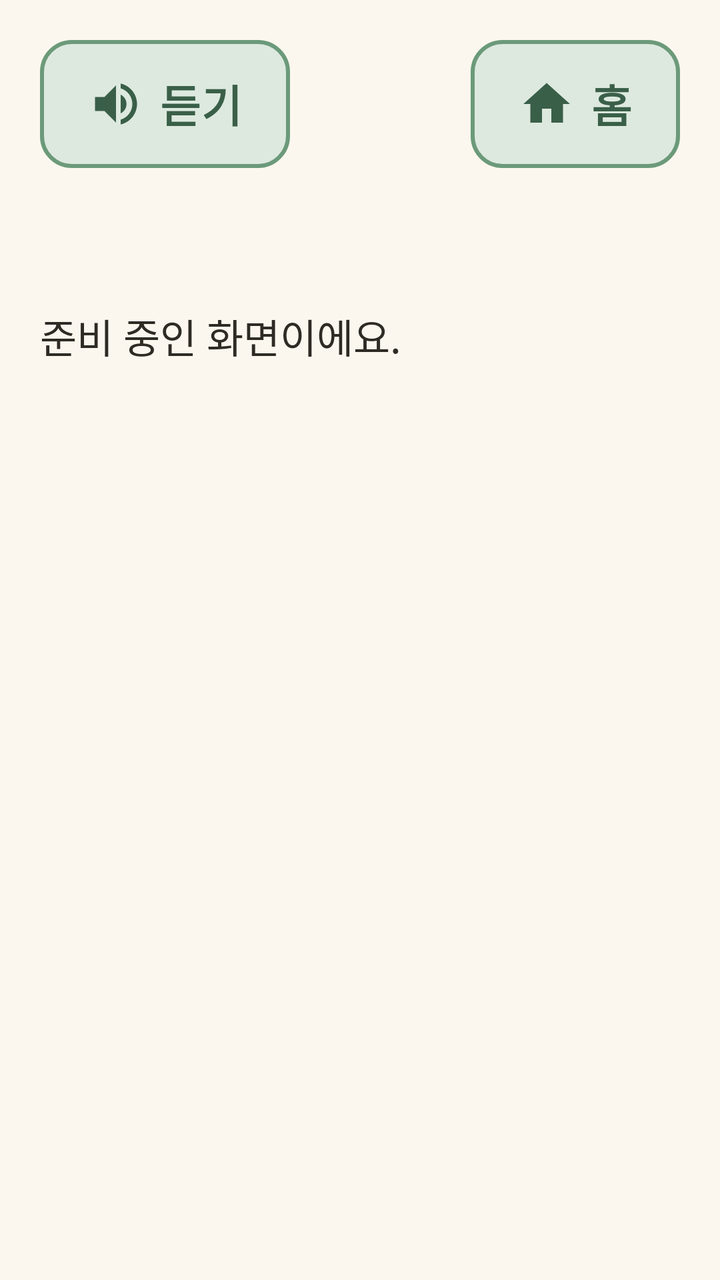
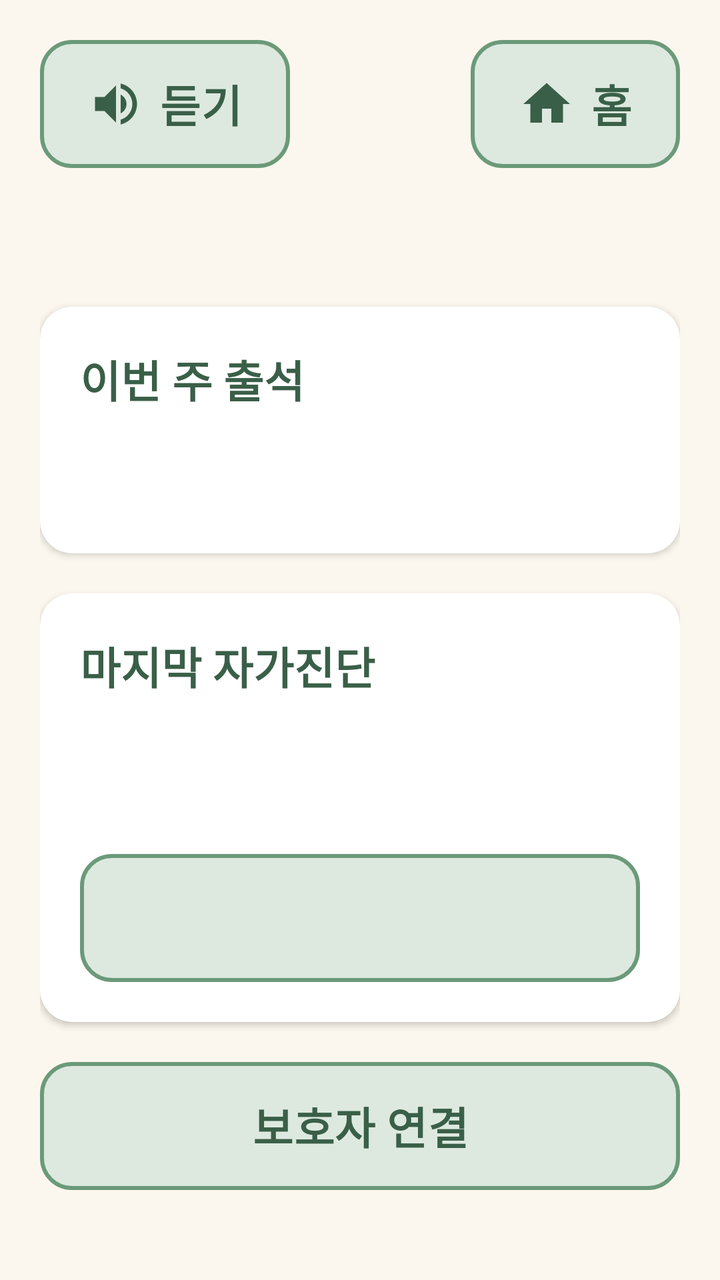

The first picture is an Android layout as it rendered before a commit; the second is the same layout after the commit. The layout source and the unified diff follow.
<!-- AndroidManifest.xml: application theme Theme.Dorawing -->
<!-- res/layout/activity_record.xml -->
<?xml version="1.0" encoding="utf-8"?>
<LinearLayout xmlns:android="http://schemas.android.com/apk/res/android"
    android:layout_width="match_parent"
    android:layout_height="match_parent"
    android:orientation="vertical"
    android:padding="@dimen/screen_padding">

    <include
        android:id="@+id/topBar"
        layout="@layout/view_top_bar" />

    <TextView
        android:layout_width="match_parent"
        android:layout_height="wrap_content"
        android:layout_marginTop="@dimen/screen_padding"
        android:text="@string/screen_preparing" />
</LinearLayout>
<!-- res/layout/view_top_bar.xml (included above) -->
<?xml version="1.0" encoding="utf-8"?>
<LinearLayout xmlns:android="http://schemas.android.com/apk/res/android"
    xmlns:app="http://schemas.android.com/apk/res-auto"
    android:layout_width="match_parent"
    android:layout_height="wrap_content"
    android:orientation="vertical">

    <LinearLayout
        android:layout_width="match_parent"
        android:layout_height="wrap_content"
        android:gravity="center_vertical"
        android:orientation="horizontal">

        <com.google.android.material.button.MaterialButton
            android:id="@+id/btnSpeak"
            style="@style/Button.Secondary"
            android:layout_width="wrap_content"
            android:layout_height="wrap_content"
            android:text="@string/top_speak"
            app:icon="@drawable/ic_speaker" />

        <Space
            android:layout_width="0dp"
            android:layout_height="0dp"
            android:layout_weight="1" />

        <com.google.android.material.button.MaterialButton
            android:id="@+id/btnHome"
            style="@style/Button.Secondary"
            android:layout_width="wrap_content"
            android:layout_height="wrap_content"
            android:text="@string/top_home"
            app:icon="@drawable/ic_home" />
    </LinearLayout>

    <TextView
        android:id="@+id/tvTitle"
        style="@style/Text.Title"
        android:layout_width="match_parent"
        android:layout_height="wrap_content"
        android:layout_marginTop="@dimen/gap" />
</LinearLayout>
<!-- resources referenced by this layout -->
<resources>
  <dimen name="gap">12dp</dimen>
  <string name="screen_preparing">준비 중인 화면이에요.</string>
  <string name="top_home">홈</string>
  <string name="top_speak">듣기</string>
  <style name="Theme.Dorawing" parent="Theme.Material3.Light.NoActionBar">
          <item name="colorPrimary">@color/green_dark</item>
          <item name="colorOnPrimary">@color/white</item>
          <item name="colorSecondary">@color/coral_dark</item>
          <item name="colorOnSecondary">@color/white</item>
          <item name="android:colorBackground">@color/cream</item>
          <item name="colorSurface">@color/cream</item>
          <item name="colorOnSurface">@color/text_main</item>
          <item name="android:windowBackground">@color/cream</item>
          <item name="android:windowLightStatusBar">true</item>
          <item name="android:windowLightNavigationBar" tools:targetApi="27">true</item>
          
          <item name="android:textViewStyle">@style/Text.Body</item>
          <item name="materialButtonStyle">@style/Button.Primary</item>
      </style>
  <dimen name="button_stroke">2dp</dimen>
  <dimen name="text_title">28sp</dimen>
  <color name="white">#FFFFFFFF</color>
  <color name="cream">#FBF7EE</color>
  <color name="text_main">#2E2A24</color>
  <dimen name="text_button">22sp</dimen>
  <dimen name="corner">16dp</dimen>
  <dimen name="icon_size">28dp</dimen>
  <dimen name="text_body">20sp</dimen>
  <!-- unchanged entries left out for length: 12 -->
</resources>

<!-- the commit's change to res/layout/activity_record.xml (unified diff, before → after) -->
@@ -1,5 +1,6 @@
 <?xml version="1.0" encoding="utf-8"?>
 <LinearLayout xmlns:android="http://schemas.android.com/apk/res/android"
+    xmlns:app="http://schemas.android.com/apk/res-auto"
     android:layout_width="match_parent"
     android:layout_height="match_parent"
     android:orientation="vertical"
@@ -9,11 +10,212 @@
         android:id="@+id/topBar"
         layout="@layout/view_top_bar" />
 
-    <TextView
+    <ScrollView
         android:layout_width="match_parent"
-        android:layout_height="wrap_content"
-        android:layout_marginTop="@dimen/screen_padding"
-        android:text="@string/screen_preparing" />
+        android:layout_height="0dp"
+        android:layout_weight="1">
+
+        <LinearLayout
+            android:layout_width="match_parent"
+            android:layout_height="wrap_content"
+            android:orientation="vertical">
+
+            
+            <com.google.android.material.card.MaterialCardView
+                android:id="@+id/cardAlert"
+                style="@style/Card"
+                android:layout_width="match_parent"
+                android:layout_height="wrap_content"
+                android:layout_marginTop="@dimen/gap"
+                android:visibility="gone"
+                app:cardBackgroundColor="@color/pink_light">
+
+                <LinearLayout
+                    android:layout_width="match_parent"
+                    android:layout_height="wrap_content"
+                    android:orientation="vertical">
+
+                    <TextView
+                        android:layout_width="match_parent"
+                        android:layout_height="wrap_content"
+                        android:text="@string/record_alert"
+                        android:textStyle="bold" />
+
+                    <TextView
+                        android:id="@+id/tvAlertAreas"
+                        android:layout_width="match_parent"
+                        android:layout_height="wrap_content"
+                        android:layout_marginTop="@dimen/gap" />
+
+                    <com.google.android.material.button.MaterialButton
+                        android:id="@+id/btnAlertGo"
+                        android:layout_width="match_parent"
+                        android:layout_height="wrap_content"
+                        android:layout_marginTop="@dimen/gap"
+                        android:text="@string/record_alert_go" />
+
+                    <com.google.android.material.button.MaterialButton
+                        android:id="@+id/btnAlertLater"
+                        style="@style/Button.Text"
+                        android:layout_width="match_parent"
+                        android:layout_height="wrap_content"
+                        android:text="@string/record_alert_later" />
+                </LinearLayout>
+            </com.google.android.material.card.MaterialCardView>
+
+            
+            <LinearLayout
+                android:id="@+id/boxEmpty"
+                android:layout_width="match_parent"
+                android:layout_height="wrap_content"
+                android:layout_marginTop="@dimen/screen_padding"
+                android:orientation="vertical"
+                android:visibility="gone">
+
+                <TextView
+                    android:layout_width="match_parent"
+                    android:layout_height="wrap_content"
+                    android:text="@string/record_empty" />
+
+                <com.google.android.material.button.MaterialButton
+                    android:id="@+id/btnEmptyGo"
+                    android:layout_width="match_parent"
+                    android:layout_height="wrap_content"
+                    android:layout_marginTop="@dimen/gap"
+                    android:text="@string/record_empty_go" />
+            </LinearLayout>
+
+            
+            <LinearLayout
+                android:id="@+id/boxChart"
+                android:layout_width="match_parent"
+                android:layout_height="wrap_content"
+                android:orientation="vertical"
+                android:visibility="gone">
+
+                <com.google.android.material.card.MaterialCardView
+                    style="@style/Card"
+                    android:layout_width="match_parent"
+                    android:layout_height="wrap_content"
+                    android:layout_marginTop="@dimen/gap"
+                    app:cardBackgroundColor="@color/white">
+
+                    <LinearLayout
+                        android:layout_width="match_parent"
+                        android:layout_height="wrap_content"
+                        android:orientation="vertical">
+
+                        <TextView
+                            android:layout_width="match_parent"
+                            android:layout_height="wrap_content"
+                            android:text="@string/record_chart_title"
+                            android:textColor="@color/green_dark"
+                            android:textSize="@dimen/text_button"
+                            android:textStyle="bold" />
+
+                        <com.github.mikephil.charting.charts.BarChart
+                            android:id="@+id/chart"
+                            android:layout_width="match_parent"
+                            android:layout_height="280dp"
+                            android:layout_marginTop="@dimen/gap" />
+                    </LinearLayout>
+                </com.google.android.material.card.MaterialCardView>
+
+                <com.google.android.material.button.MaterialButton
+                    android:id="@+id/btnRecommend"
+                    android:layout_width="match_parent"
+                    android:layout_height="wrap_content"
+                    android:layout_marginTop="@dimen/gap" />
+            </LinearLayout>
+
+            
+            <com.google.android.material.card.MaterialCardView
+                style="@style/Card"
+                android:layout_width="match_parent"
+                android:layout_height="wrap_content"
+                android:layout_marginTop="@dimen/screen_padding"
+                app:cardBackgroundColor="@color/white">
+
+                <LinearLayout
+                    android:layout_width="match_parent"
+                    android:layout_height="wrap_content"
+                    android:orientation="vertical">
+
+                    <TextView
+                        android:layout_width="match_parent"
+                        android:layout_height="wrap_content"
+                        android:text="@string/record_week_title"
+                        android:textColor="@color/green_dark"
+                        android:textSize="@dimen/text_button"
+                        android:textStyle="bold" />
+
+                    
+                    <LinearLayout
+                        android:id="@+id/weekRow"
+                        android:layout_width="match_parent"
+                        android:layout_height="wrap_content"
+                        android:layout_marginTop="@dimen/gap"
+                        android:orientation="horizontal" />
+
+                    <TextView
+                        android:id="@+id/tvWeekCount"
+                        android:layout_width="match_parent"
+                        android:layout_height="wrap_content"
+                        android:layout_marginTop="@dimen/gap" />
+                </LinearLayout>
+            </com.google.android.material.card.MaterialCardView>
+
+            
+            <com.google.android.material.card.MaterialCardView
+                style="@style/Card"
+                android:layout_width="match_parent"
+                android:layout_height="wrap_content"
+                android:layout_marginTop="@dimen/screen_padding"
+                app:cardBackgroundColor="@color/white">
+
+                <LinearLayout
+                    android:layout_width="match_parent"
+                    android:layout_height="wrap_content"
+                    android:orientation="vertical">
+
+                    <TextView
+                        android:layout_width="match_parent"
+                        android:layout_height="wrap_content"
+                        android:text="@string/record_diag_title"
+                        android:textColor="@color/green_dark"
+                        android:textSize="@dimen/text_button"
+                        android:textStyle="bold" />
+
+                    <TextView
+                        android:id="@+id/tvDiagDate"
+                        style="@style/Text.Sub"
+                        android:layout_width="match_parent"
+                        android:layout_height="wrap_content"
+                        android:layout_marginTop="@dimen/gap" />
+
+                    <TextView
+                        android:id="@+id/tvDiagResult"
+                        android:layout_width="match_parent"
+                        android:layout_height="wrap_content" />
+
+                    <com.google.android.material.button.MaterialButton
+                        android:id="@+id/btnDiag"
+                        style="@style/Button.Secondary"
+                        android:layout_width="match_parent"
+                        android:layout_height="wrap_content"
+                        android:layout_marginTop="@dimen/gap" />
+                </LinearLayout>
+            </com.google.android.material.card.MaterialCardView>
+
+            <com.google.android.material.button.MaterialButton
+                android:id="@+id/btnGuardian"
+                style="@style/Button.Secondary"
+                android:layout_width="match_parent"
+                android:layout_height="wrap_content"
+                android:layout_marginTop="@dimen/screen_padding"
+                android:text="@string/record_guardian" />
+        </LinearLayout>
+    </ScrollView>
 </LinearLayout>
 <!-- res/layout/view_top_bar.xml (included above) -->
 <?xml version="1.0" encoding="utf-8"?>
<!-- resource entries referenced after the edit -->
@@ -1,9 +1,23 @@
 <!-- resources referenced by this layout -->
 <resources>
+  <color name="pink_light">#FBE3DA</color>
   <dimen name="gap">12dp</dimen>
-  <string name="screen_preparing">준비 중인 화면이에요.</string>
   <string name="top_home">홈</string>
   <string name="top_speak">듣기</string>
+  <style name="Button.Text" parent="Widget.Material3.Button.TextButton">
+          <item name="android:minHeight">@dimen/button_height</item>
+          <item name="android:textSize">@dimen/text_button</item>
+          <item name="android:textColor">@color/green_dark</item>
+      </style>
+  <style name="Card" parent="Widget.Material3.CardView.Elevated">
+          <item name="cardBackgroundColor">@color/green_light</item>
+          <item name="cardCornerRadius">@dimen/corner</item>
+          <item name="cardElevation">@dimen/card_elevation</item>
+          <item name="contentPadding">@dimen/card_padding</item>
+      </style>
+  <style name="Text.Sub" parent="Text.Body">
+          <item name="android:textColor">@color/text_sub</item>
+      </style>
   <style name="Theme.Dorawing" parent="Theme.Material3.Light.NoActionBar">
           <item name="colorPrimary">@color/green_dark</item>
           <item name="colorOnPrimary">@color/white</item>
@@ -18,16 +32,48 @@
           
           <item name="android:textViewStyle">@style/Text.Body</item>
           <item name="materialButtonStyle">@style/Button.Primary</item>
+          <item name="materialAlertDialogTheme">@style/ThemeOverlay.Dorawing.Dialog</item>
       </style>
   <dimen name="button_stroke">2dp</dimen>
   <dimen name="text_title">28sp</dimen>
   <color name="white">#FFFFFFFF</color>
   <color name="cream">#FBF7EE</color>
   <color name="text_main">#2E2A24</color>
+  <style name="ThemeOverlay.Dorawing.Dialog" parent="ThemeOverlay.Material3.MaterialAlertDialog">
+          <item name="materialAlertDialogTitleTextStyle">@style/Dialog.Title</item>
+          <item name="materialAlertDialogBodyTextStyle">@style/Dialog.Body</item>
+          <item name="buttonBarPositiveButtonStyle">@style/Dialog.Button</item>
+          <item name="buttonBarNegativeButtonStyle">@style/Dialog.Button</item>
+      </style>
   <dimen name="text_button">22sp</dimen>
+  <string name="record_alert">요즘 기록이 평소와 달라요. 자가진단을 다시 해 볼까요?</string>
+  <string name="record_alert_go">자가진단 하기</string>
+  <string name="record_alert_later">나중에</string>
+  <string name="record_chart_title">영역별 정답률 (최근 3세트)</string>
+  <string name="record_diag_title">마지막 자가진단</string>
+  <string name="record_empty">아직 기록이 없어요. 두뇌 훈련을 시작해 볼까요?</string>
+  <string name="record_empty_go">두뇌 훈련 하기</string>
+  <string name="record_guardian">보호자 연결</string>
+  <string name="record_week_title">이번 주 출석</string>
   <dimen name="corner">16dp</dimen>
+  <dimen name="card_elevation">2dp</dimen>
+  <dimen name="card_padding">20dp</dimen>
+  <color name="text_sub">#8A8073</color>
   <dimen name="icon_size">28dp</dimen>
   <dimen name="text_body">20sp</dimen>
+  <style name="Dialog.Title" parent="MaterialAlertDialog.Material3.Title.Text">
+          <item name="android:textSize">@dimen/text_title</item>
+          <item name="android:textColor">@color/green_dark</item>
+      </style>
+  <style name="Dialog.Body" parent="MaterialAlertDialog.Material3.Body.Text">
+          <item name="android:textSize">@dimen/text_body</item>
+          <item name="android:textColor">@color/text_main</item>
+      </style>
+  <style name="Dialog.Button" parent="Widget.Material3.Button.TextButton.Dialog">
+          <item name="android:textSize">@dimen/text_button</item>
+          <item name="android:minHeight">@dimen/button_height</item>
+          <item name="android:textColor">@color/green_dark</item>
+      </style>
   <!-- unchanged entries left out for length: 12 -->
 </resources>
 
